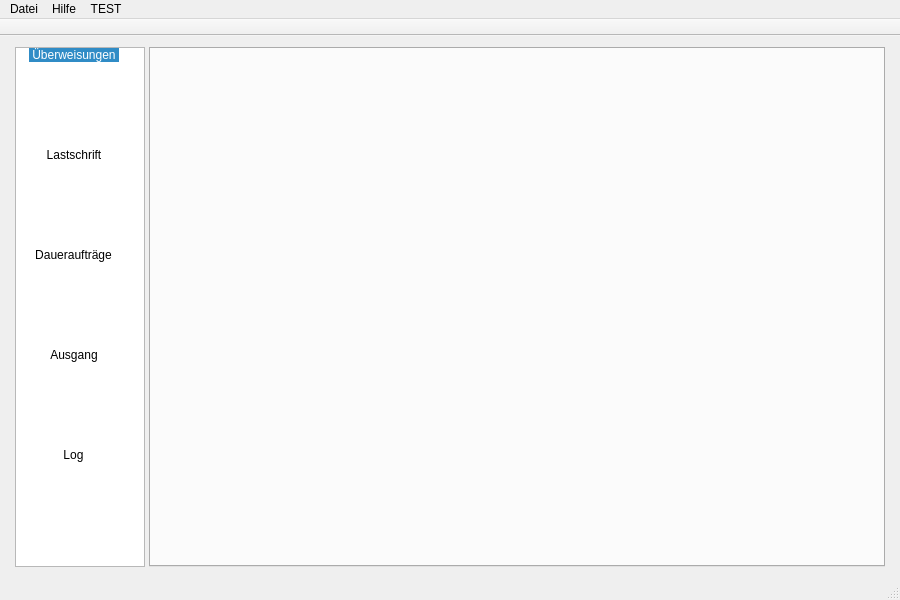
Qt form src/mainwindow.ui (schmufu/abtransfers) before a commit.
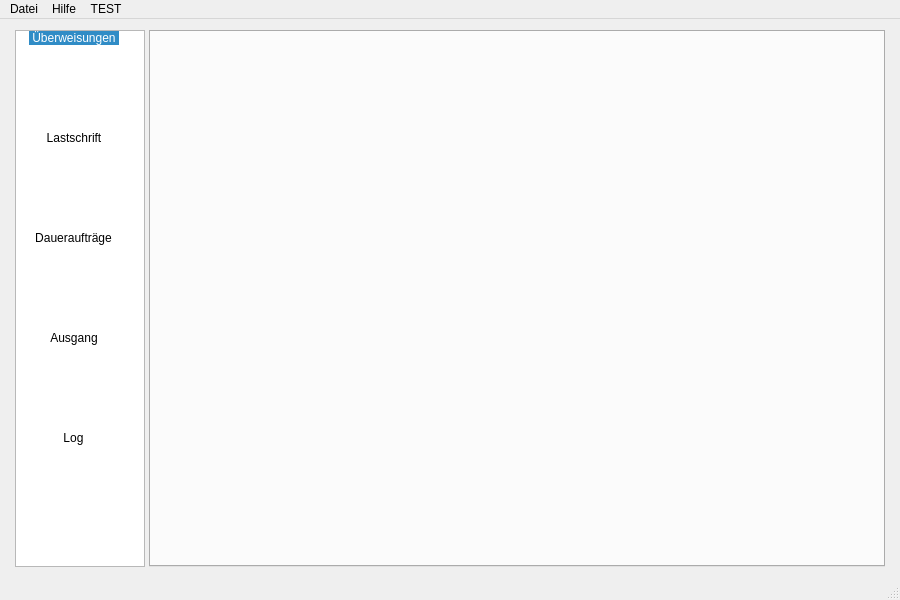
The same form after that commit. Icons and pictures are not drawn.

The edit to the form file:
```diff
--- a/src/mainwindow.ui
+++ b/src/mainwindow.ui
@@ -234,26 +234,6 @@
    <addaction name="menuHelp"/>
    <addaction name="menuTEST"/>
   </widget>
-  <widget class="QToolBar" name="mainToolBar">
-   <property name="windowTitle">
-    <string>MainToolBar</string>
-   </property>
-   <property name="movable">
-    <bool>false</bool>
-   </property>
-   <property name="toolButtonStyle">
-    <enum>Qt::ToolButtonTextBesideIcon</enum>
-   </property>
-   <property name="floatable">
-    <bool>false</bool>
-   </property>
-   <attribute name="toolBarArea">
-    <enum>TopToolBarArea</enum>
-   </attribute>
-   <attribute name="toolBarBreak">
-    <bool>false</bool>
-   </attribute>
-  </widget>
   <widget class="QStatusBar" name="statusBar"/>
   <action name="actionDebug_Info">
    <property name="text">
```
